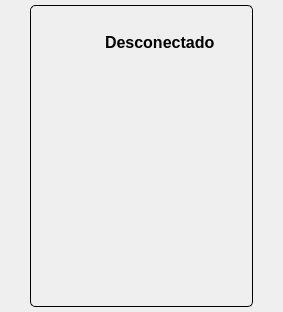
Before: the Qt Designer form gui/monitordata.ui in dtgmariano/central_monitoramento, drawn with Qt 5.
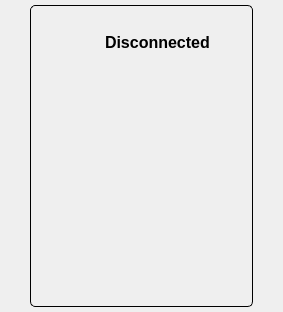
After: the same form once the commit is applied. Icons and pictures are not drawn.

```diff
--- a/gui/monitordata.ui
+++ b/gui/monitordata.ui
@@ -310,7 +310,7 @@
            </font>
           </property>
           <property name="text">
-           <string>Desconectado</string>
+           <string>Disconnected</string>
           </property>
          </widget>
         </item>
```
